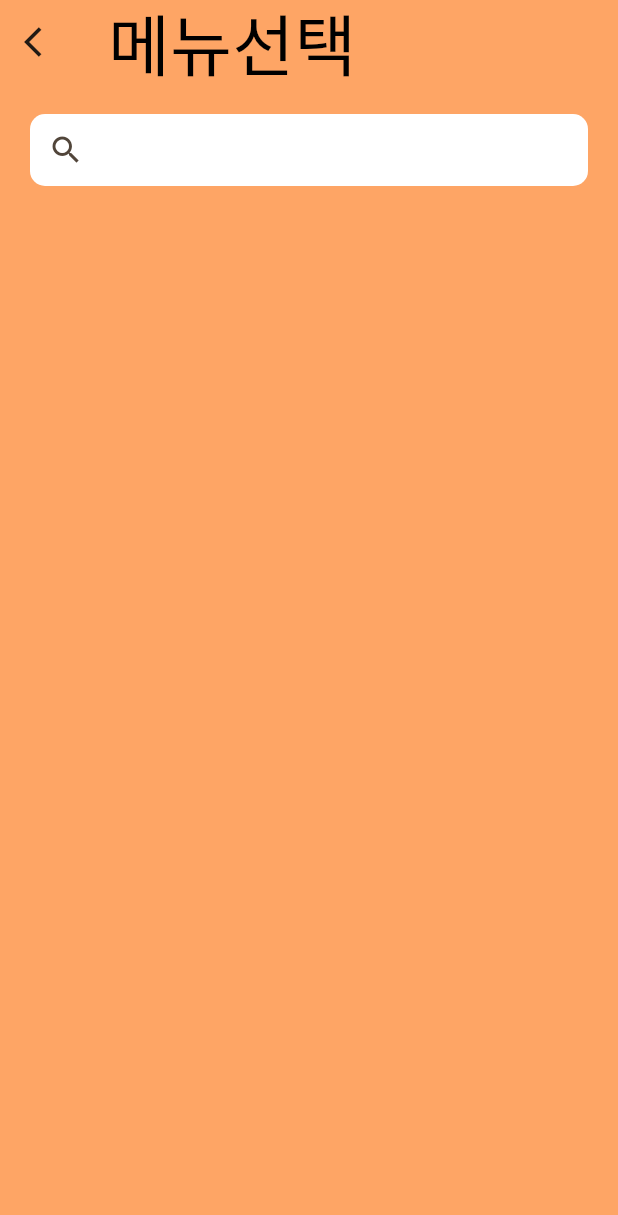
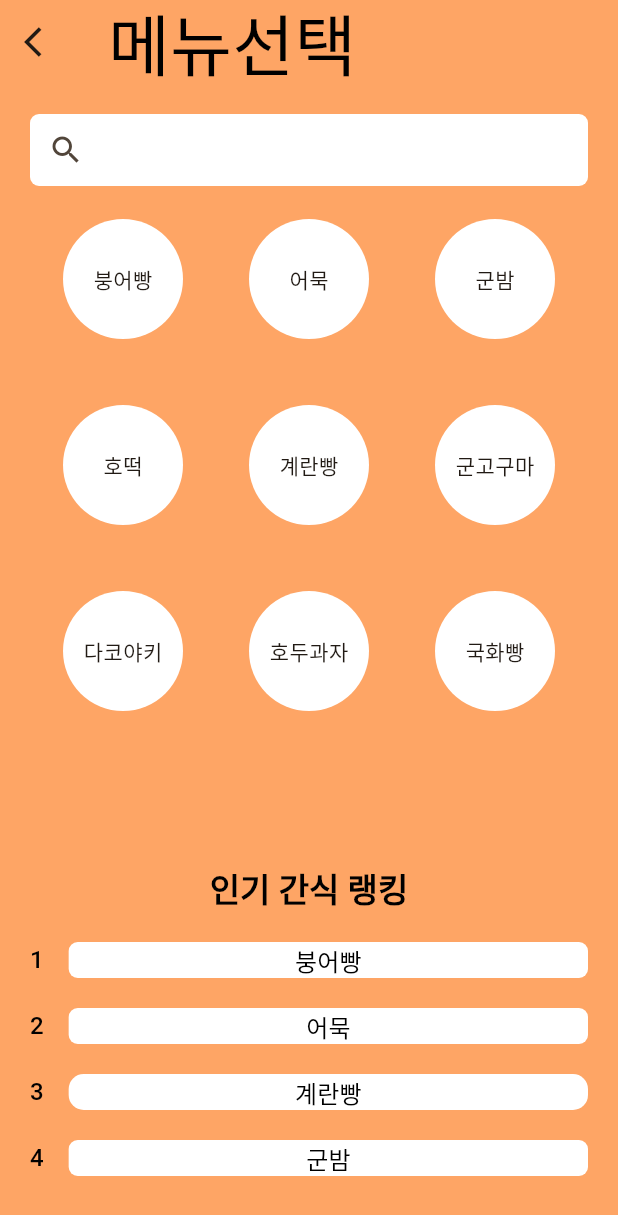
Before and after one commit to gkssk925/WinterFoodies, a Flutter app: the MenuScreen screen opened by its route, on a phone screen of 412 x 824 dp. Shown: the top 1215 px of the screen. Run offline on Flutter 3.47's test engine with Material 2 defaults, Android fonts, the phone set to English and light mode, and no system bars; our stand-ins replace flutter_native_splash, google_fonts.

Commit message:
더미 페이지 커밋

```diff
--- a/lib/config/my_colors.dart
+++ b/lib/config/my_colors.dart
@@ -2,6 +2,7 @@ import 'package:flutter/material.dart';
 
 class MyColors {
   static const Color primary = Color(0xfffea565);
+  static const Color darkOrange = Color(0xffe07900);
   static const Color wine = Color(0xff991b1b);
   static const Color white = Color(0xffffffff);
   static const Color black = Color(0xff000000);
--- /dev/null
+++ b/lib/constants/strings.dart
@@ -0,0 +1,32 @@
+class Strings {
+  Strings._();
+
+  static const List<String> cateList = [
+    '붕어빵',
+    '어묵',
+    '군밤',
+    '호떡',
+    '계란빵',
+    '군고구마',
+    '다코야키',
+    '호두과자',
+    '국화빵'
+  ];
+
+  static const  List<String> storeList = [
+    '신천붕어빵 신천역4번출구',
+    '시흥붕어빵 시흥대야역',
+    '대야붕어빵 시흥대야역',
+    '맛나붕어빵 소새울역',
+    '소사붕어빵 소사역1번출구',
+  ];
+
+
+  static const  List<String> menuList = [
+    '어묵',
+    '붕어빵',
+    '대야붕어빵 시흥대야역',
+    '떡볶이',
+    '튀김',
+  ];
+}
--- a/lib/main.dart
+++ b/lib/main.dart
@@ -3,6 +3,8 @@ import 'package:flutter_native_splash/flutter_native_splash.dart';
 import 'package:winter_foodies/presentation/screens/login/login_screen.dart';
 import 'package:winter_foodies/presentation/screens/menu/menu_screen.dart';
 import 'package:winter_foodies/presentation/screens/signup/sign_up_screen.dart';
+import 'package:winter_foodies/presentation/screens/store_detail/store_detail_screen.dart';
+import 'package:winter_foodies/presentation/screens/store_list/store_list_screen.dart';
 
 void main() {
   runApp(const MyApp());
@@ -22,8 +24,8 @@ class MyApp extends StatelessWidget {
         '/': (BuildContext context) => const LoginScreen(),
         '/signup': (BuildContext context) => const SignUpScreen(),
         '/menu': (BuildContext context) => const MenuScreen(),
-        // '/appVersionDetail': (BuildContext context) =>
-        //     const AppVersionDetailScreen(),
+        '/storeList': (BuildContext context) => const StoreListScreen(),
+        '/storeDetail' :    (BuildContext context) => const StoreDetailScreen(),
         // '/login': (BuildContext context) => const LoginScreen(),
       },
     );
--- a/lib/presentation/screens/menu/menu_screen.dart
+++ b/lib/presentation/screens/menu/menu_screen.dart
@@ -1,6 +1,7 @@
 import 'package:flutter/material.dart';
 import 'package:winter_foodies/config/my_colors.dart';
 import 'package:winter_foodies/constants/build_context_extensions.dart';
+import 'package:winter_foodies/constants/strings.dart';
 
 class MenuScreen extends StatefulWidget {
   const MenuScreen({super.key});
@@ -11,18 +12,6 @@ class MenuScreen extends StatefulWidget {
 
 class _MenuScreenState extends State<MenuScreen> {
   final SearchController _searchController = SearchController();
-
-  List<String> _menuList = [
-    '붕어빵',
-    '어묵',
-    '군밤',
-    '호떡',
-    '계란빵',
-    '군고구마',
-    '다코야키',
-    '호두과자',
-    '국화빵'
-  ];
 
   @override
   Widget build(BuildContext context) {
@@ -51,7 +40,7 @@ class _MenuScreenState extends State<MenuScreen> {
                   builder: (BuildContext context, SearchController controller) {
                     return Container(
                       decoration: const BoxDecoration(
-                          borderRadius: BorderRadius.all(Radius.circular(10)),
+                          borderRadius: BorderRadius.all(Radius.circular(6)),
                           color: MyColors.white),
                       child: Row(
                         children: [
@@ -71,9 +60,9 @@ class _MenuScreenState extends State<MenuScreen> {
                   },
                   suggestionsBuilder:
                       (BuildContext context, SearchController controller) {
-                    return List<ListTile>.generate(_menuList.length,
+                    return List<ListTile>.generate(Strings.cateList.length,
                         (int index) {
-                      final String item = _menuList[index];
+                      final String item = Strings.cateList[index];
                       return ListTile(
                         title: Text(item),
                         onTap: () {
@@ -83,7 +72,142 @@ class _MenuScreenState extends State<MenuScreen> {
                         },
                       );
                     });
-                  })
+                  }),
+              Flexible(
+                child: GridView.count(
+                  crossAxisCount: 3, // 열의 개수
+                  children: List.generate(Strings.cateList.length, (index) {
+                    return Center(
+                      child: InkWell(
+                        onTap: () {
+                          Navigator.of(context).pushNamed('/storeList');
+                        },
+                        child: Container(
+                          width: 80,
+                          height: 80,
+                          decoration: const BoxDecoration(
+                            shape: BoxShape.circle,
+                            color: Colors.white,
+                          ),
+                          child: Center(child: Text(Strings.cateList[index])),
+                        ),
+                      ),
+                    );
+                  }),
+                ),
+              ),
+              Column(
+                children: [
+                  Text(
+                    '인기 간식 랭킹',
+                    style: context.titleLarge(),
+                  ),
+                  const SizedBox(
+                    height: 20,
+                  ),
+                  Row(
+                    children: [
+                      Text(
+                        '1    ',
+                        style: context.titleMedium(),
+                      ),
+                      Flexible(
+                        flex: 2,
+                        child: Container(
+                          decoration: const BoxDecoration(
+                              borderRadius:
+                                  BorderRadius.all(Radius.circular(6)),
+                              color: MyColors.white),
+                          child: Center(
+                            child: Text(
+                              '붕어빵',
+                              style: context.titleMedium(),
+                            ),
+                          ),
+                        ),
+                      ),
+                    ],
+                  ),
+                  const SizedBox(
+                    height: 20,
+                  ),
+                  Row(
+                    children: [
+                      Text(
+                        '2    ',
+                        style: context.titleMedium(),
+                      ),
+                      Flexible(
+                        flex: 2,
+                        child: Container(
+                          decoration: const BoxDecoration(
+                              borderRadius:
+                                  BorderRadius.all(Radius.circular(6)),
+                              color: MyColors.white),
+                          child: Center(
+                            child: Text(
+                              '어묵',
+                              style: context.titleMedium(),
+                            ),
+                          ),
+                        ),
+                      ),
+                    ],
+                  ),
+                  const SizedBox(
+                    height: 20,
+                  ),
+                  Row(
+                    children: [
+                      Text(
+                        '3    ',
+                        style: context.titleMedium(),
+                      ),
+                      Flexible(
+                        flex: 2,
+                        child: Container(
+                          decoration: const BoxDecoration(
+                              borderRadius:
+                                  BorderRadius.all(Radius.circular(10)),
+                              color: MyColors.white),
+                          child: Center(
+                            child: Text(
+                              '계란빵',
+                              style: context.titleMedium(),
+                            ),
+                          ),
+                        ),
+                      ),
+                    ],
+                  ),
+                  const SizedBox(
+                    height: 20,
+                  ),
+                  Row(
+                    children: [
+                      Text(
+                        '4    ',
+                        style: context.titleMedium(),
+                      ),
+                      Flexible(
+                        flex: 2,
+                        child: Container(
+                          decoration: const BoxDecoration(
+                              borderRadius:
+                                  BorderRadius.all(Radius.circular(6)),
+                              color: MyColors.white),
+                          child: Center(
+                            child: Text(
+                              '군밤',
+                              style: context.titleMedium(),
+                            ),
+                          ),
+                        ),
+                      ),
+                    ],
+                  )
+                ],
+              )
             ],
           )),
     );
```
Also changed, not shown: lib/presentation/screens/store_detail/store_detail_screen.dart (added, +147 -0 lines), lib/presentation/screens/store_list/store_list_screen.dart (added, +236 -0 lines), 2 other files.
